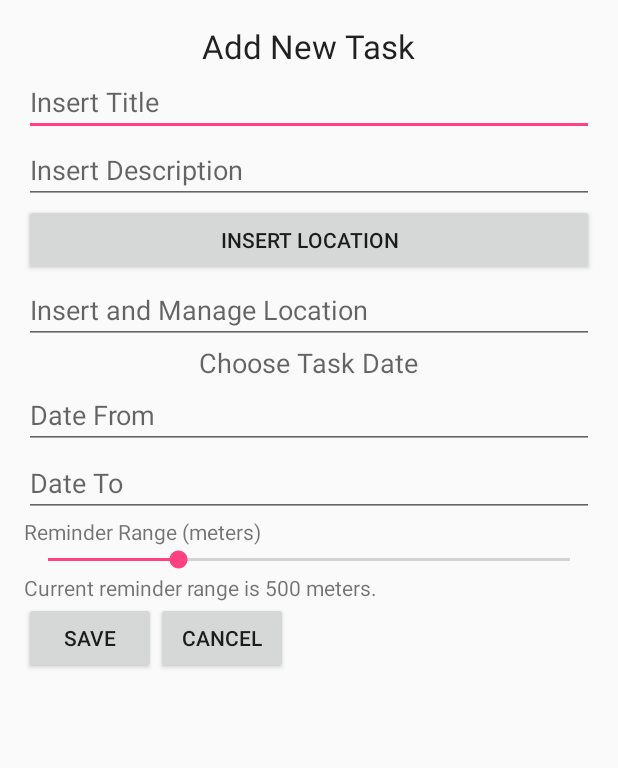
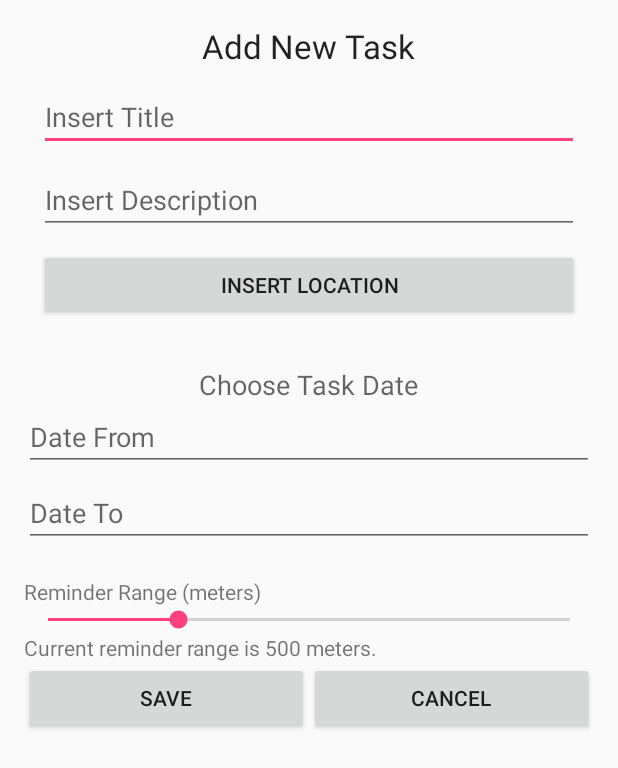
Before and after one commit to dflaxx/unima-pc2016, an Android app: the AddNewTask screen opened directly, with no data from a screen before it, on a phone screen of 412 x 824 dp. Shown: the top 768 px of the screen. Run offline under Robolectric (Android 15) with nearby library versions, the phone set to English and light mode, and no system bars.

```diff
--- a/TaskLoc/app/src/main/res/layout/activity_add_new_task.xml
+++ b/TaskLoc/app/src/main/res/layout/activity_add_new_task.xml
@@ -35,25 +35,26 @@
             android:id="@+id/txtInsertTitle"
             android:layout_gravity="center_horizontal"
             android:clickable="true"
-            android:hint="Insert Title" />
+            android:hint="Insert Title"
+            android:layout_margin="10dp" />
 
         <EditText
             android:layout_width="match_parent"
             android:layout_height="wrap_content"
             android:id="@+id/txtDescription"
-            android:hint="Insert Description" />
+            android:hint="Insert Description"
+            android:layout_marginLeft="10dp"
+            android:layout_marginRight="10dp"
+            android:layout_marginBottom="10dp" />
 
         <Button
             android:layout_width="match_parent"
             android:layout_height="wrap_content"
             android:text="Insert Location"
-            android:id="@+id/insertLocation" />
-
-        <EditText
-            android:layout_width="match_parent"
-            android:layout_height="wrap_content"
-            android:id="@+id/taskLocation"
-            android:hint="Insert and Manage Location" />
+            android:id="@+id/insertLocation"
+            android:layout_marginBottom="30dp"
+            android:layout_marginLeft="10dp"
+            android:layout_marginRight="10dp" />
 
         <TextView
             android:layout_width="wrap_content"
@@ -71,7 +72,8 @@
             android:id="@+id/dateFrom"
             android:clickable="true"
             android:hint="Date From"
-            android:focusable="false"/>
+            android:focusable="false"
+            android:layout_marginBottom="5dp" />
 
         <EditText
             android:layout_width="match_parent"
@@ -88,7 +90,8 @@
             android:layout_height="wrap_content"
             android:textAppearance="?android:attr/textAppearanceSmall"
             android:text="Reminder Range (meters)"
-            android:id="@+id/textView" />
+            android:id="@+id/textView"
+            android:layout_marginTop="20dp" />
 
         <SeekBar
             android:layout_width="match_parent"
@@ -104,31 +107,41 @@
             android:textAppearance="?android:attr/textAppearanceSmall"
             android:text=" "
             android:id="@+id/txtRange" />
+        <TableLayout
+            android:layout_width="match_parent"
+            android:layout_height="match_parent"
+            android:weightSum="1"
+            android:layout_gravity="bottom">
 
             <TableRow android:layout_width="fill_parent"
                 android:layout_height="wrap_content"
-                  android:layout_gravity="bottom">
+                android:layout_gravity="bottom|center_horizontal"
+                >
                 <Button
                     android:layout_width="wrap_content"
                     android:layout_height="wrap_content"
                     android:layout_gravity="right"
                     android:text="Save"
                     android:id="@+id/buttonSave"
-            android:clickable="true" />
+                    android:clickable="true"
+                    android:layout_weight=".5"/>
 
                 <Button
                     android:layout_width="wrap_content"
                     android:layout_height="wrap_content"
-            android:layout_gravity="left"
+                    android:layout_gravity="right"
                     android:text="Cancel"
                     android:id="@+id/buttonCancel"
-            android:clickable="true" />
+                    android:clickable="true"
+                    android:layout_weight=".5"/>
             </TableRow>
+
+        </TableLayout>
+
         <FrameLayout
             android:id="@+id/mapFragmentHolder"
             android:layout_width="match_parent"
             android:layout_height="match_parent">
-
         </FrameLayout>
 
 
```
Also changed, not shown: TaskLoc/app/src/main/java/de/unima/pc2016/taskloc/application/activities/AddNewTask.java (+6 -39 lines), TaskLoc/app/src/main/java/de/unima/pc2016/taskloc/application/activities/TaskListAdapter.java (+24 -0 lines), TaskLoc/app/src/main/java/de/unima/pc2016/taskloc/application/database/TaskDataObject.java (+6 -11 lines). Lines whose indentation alone changed are shown as unchanged.
